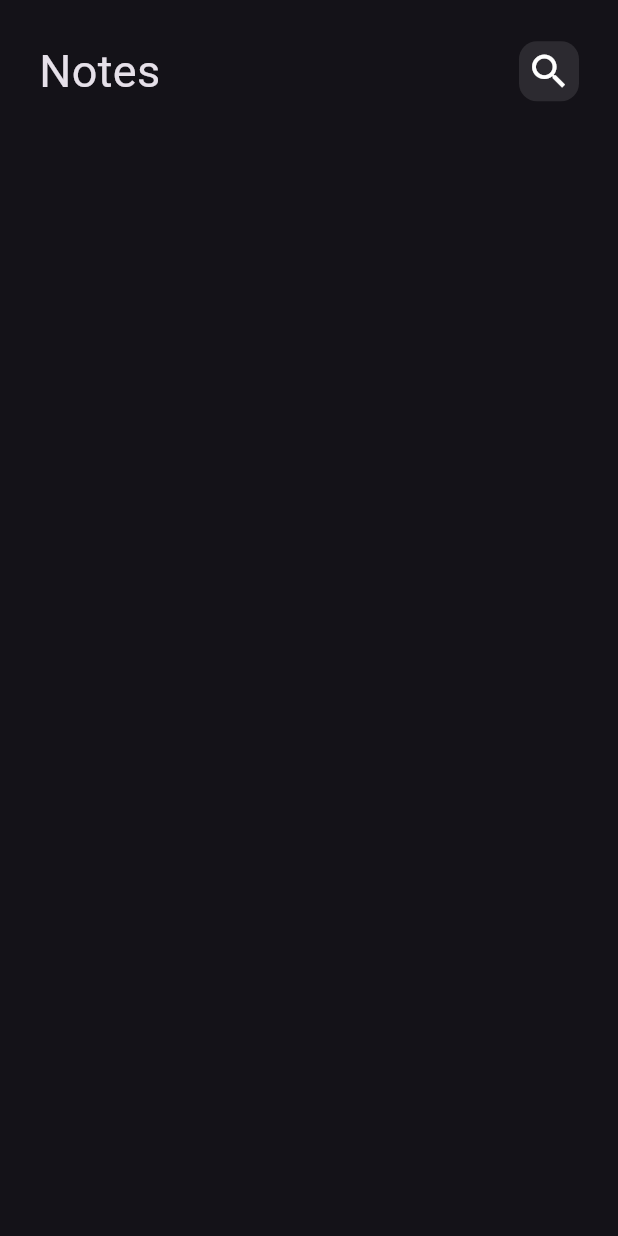
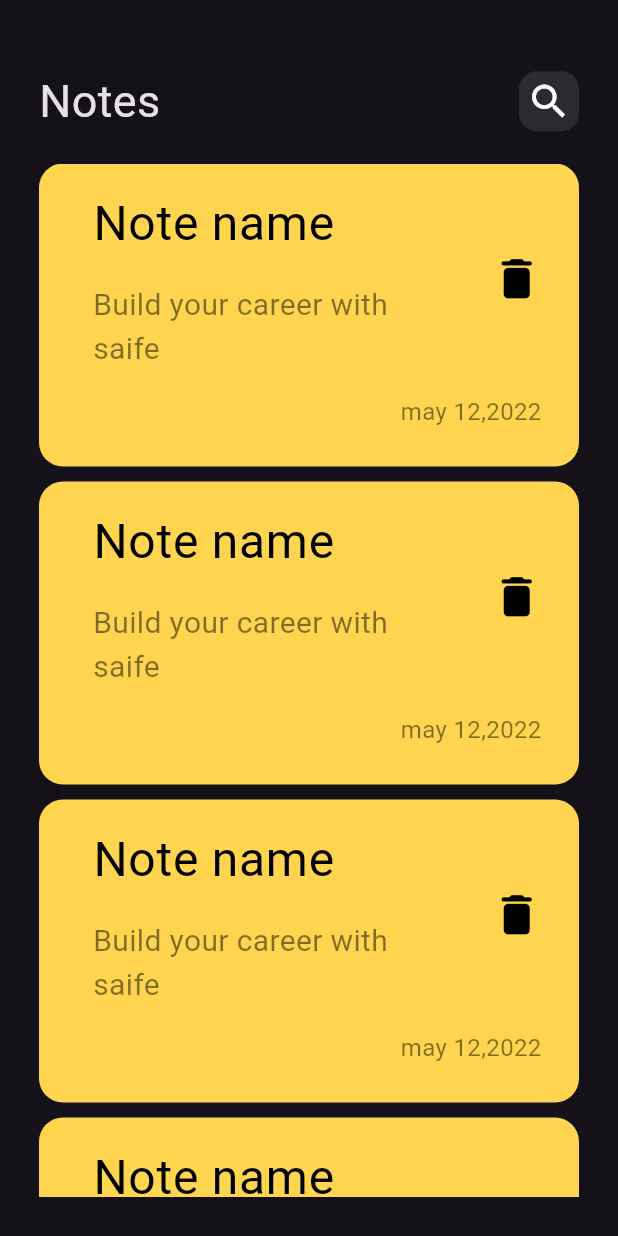
Before and after one commit to saifeahmed/notes_app, a Flutter app: the screen it shows after launch, on a phone screen of 412 x 824 dp. Run offline on Flutter 3.47's test engine with Material 3 defaults, Android fonts, the phone set to English and light mode, and no system bars.

Commit message:
made list of notes

```diff
--- a/lib/main.dart
+++ b/lib/main.dart
@@ -11,6 +11,7 @@ class notesApp extends StatelessWidget {
   @override
   Widget build(BuildContext context) {
     return MaterialApp(
+      debugShowCheckedModeBanner: false,
       theme: ThemeData(brightness: Brightness.dark),
       home: NotesView(),
     );
--- /dev/null
+++ b/lib/widgets/custom_note.dart
@@ -0,0 +1,51 @@
+import 'package:flutter/material.dart';
+
+class CustomNote extends StatelessWidget {
+  const CustomNote({super.key});
+
+  @override
+  Widget build(BuildContext context) {
+    return Container(
+      padding: EdgeInsets.only(left: 12),
+      decoration: BoxDecoration(
+        color: Colors.amber[300],
+        borderRadius: BorderRadius.circular(16),
+      ),
+      child: Column(
+        crossAxisAlignment: CrossAxisAlignment.end,
+        children: [
+          ListTile(
+            title: Padding(
+              padding: const EdgeInsets.all(8.0),
+              child: Text(
+                "Note name",
+                style: TextStyle(color: Colors.black, fontSize: 32),
+              ),
+            ),
+            subtitle: Padding(
+              padding: const EdgeInsets.all(8.0),
+              child: Text(
+                "Build your career with saife",
+                style: TextStyle(
+                    color: Colors.black.withOpacity(0.5), fontSize: 20),
+              ),
+            ),
+            trailing: Icon(
+              size: 35,
+              Icons.delete_rounded,
+              color: Colors.black,
+            ),
+          ),
+          Padding(
+            padding: const EdgeInsets.only(right: 25, bottom: 25),
+            child: Text(
+              "may 12,2022",
+              style:
+                  TextStyle(color: Colors.black.withOpacity(0.5), fontSize: 16),
+            ),
+          )
+        ],
+      ),
+    );
+  }
+}
--- a/lib/widgets/custome_view_body.dart
+++ b/lib/widgets/custome_view_body.dart
@@ -1,4 +1,5 @@
 import 'package:flutter/material.dart';
+import 'package:notes_app/widgets/custom_note.dart';
 import 'package:notes_app/widgets/custome_app_par.dart';
 
 class CustomeViewBody extends StatelessWidget {
@@ -9,8 +10,31 @@ class CustomeViewBody extends StatelessWidget {
     return Padding(
       padding: const EdgeInsets.all(26),
       child: Column(
-        children: [CustomAppBar()],
+        children: [
+          Padding(
+            padding: const EdgeInsets.only(top: 20),
+            child: CustomAppBar(),
+          ),
+          SizedBox(
+            height: 20,
+          ),
+          Expanded(child: ListNotes())
+        ],
       ),
     );
   }
 }
+
+class ListNotes extends StatelessWidget {
+  const ListNotes({super.key});
+
+  @override
+  Widget build(BuildContext context) {
+    return ListView.builder(itemBuilder: (context, index) {
+      return Padding(
+        padding: const EdgeInsets.only(bottom: 10),
+        child: CustomNote(),
+      );
+    });
+  }
+}
```
